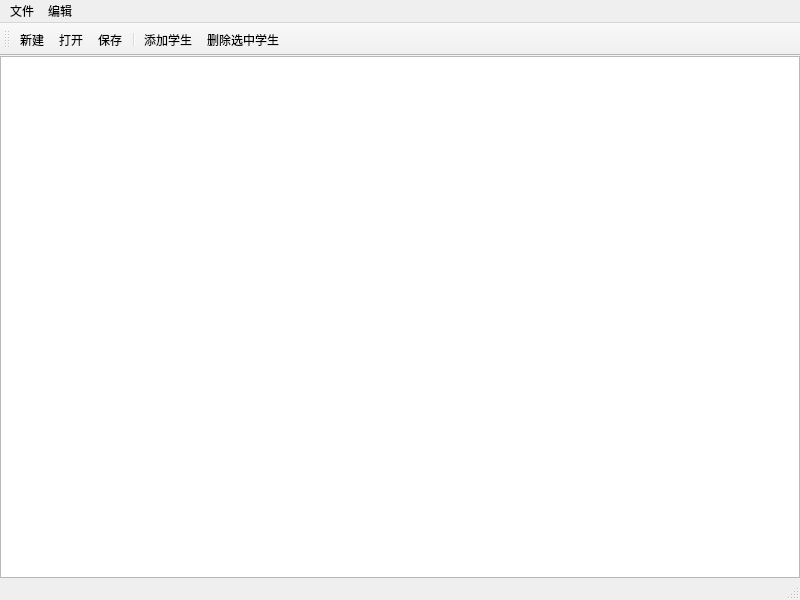
This is Chap07InformationSystem/pyqt/main.ui in royqh1979/programming_with_python as Qt 5 draws it before an edit. The edited form follows.
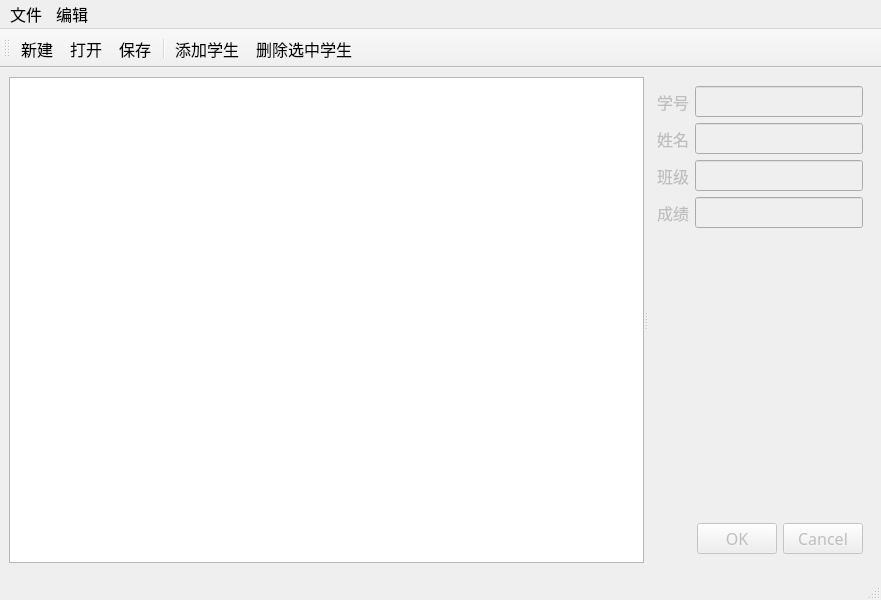
This is the edited form. Icons and pictures are not drawn.

Commit message: * 更新pyqt版成绩管理系统（未完成）

The edit to the form file:
```diff
--- a/Chap07InformationSystem/pyqt/main.ui
+++ b/Chap07InformationSystem/pyqt/main.ui
@@ -6,32 +6,172 @@
    <rect>
     <x>0</x>
     <y>0</y>
-    <width>800</width>
+    <width>881</width>
     <height>600</height>
    </rect>
   </property>
+  <property name="font">
+   <font>
+    <family>微软雅黑</family>
+    <pointsize>12</pointsize>
+   </font>
+  </property>
   <property name="windowTitle">
    <string>MainWindow</string>
   </property>
   <widget class="QWidget" name="centralwidget">
    <layout class="QVBoxLayout" name="verticalLayout">
-    <property name="spacing">
-     <number>0</number>
-    </property>
-    <property name="leftMargin">
-     <number>0</number>
-    </property>
-    <property name="topMargin">
-     <number>0</number>
-    </property>
-    <property name="rightMargin">
-     <number>0</number>
-    </property>
-    <property name="bottomMargin">
-     <number>0</number>
-    </property>
     <item>
-     <widget class="QTableView" name="tableView"/>
+     <widget class="QSplitter" name="splitter">
+      <property name="orientation">
+       <enum>Qt::Horizontal</enum>
+      </property>
+      <property name="opaqueResize">
+       <bool>false</bool>
+      </property>
+      <property name="childrenCollapsible">
+       <bool>false</bool>
+      </property>
+      <widget class="QTableView" name="tblStudents">
+       <property name="sizePolicy">
+        <sizepolicy hsizetype="Expanding" vsizetype="Expanding">
+         <horstretch>1</horstretch>
+         <verstretch>0</verstretch>
+        </sizepolicy>
+       </property>
+       <property name="minimumSize">
+        <size>
+         <width>200</width>
+         <height>0</height>
+        </size>
+       </property>
+      </widget>
+      <widget class="QWidget" name="editor" native="true">
+       <property name="enabled">
+        <bool>false</bool>
+       </property>
+       <property name="sizePolicy">
+        <sizepolicy hsizetype="Preferred" vsizetype="Preferred">
+         <horstretch>0</horstretch>
+         <verstretch>0</verstretch>
+        </sizepolicy>
+       </property>
+       <property name="minimumSize">
+        <size>
+         <width>220</width>
+         <height>0</height>
+        </size>
+       </property>
+       <property name="baseSize">
+        <size>
+         <width>220</width>
+         <height>0</height>
+        </size>
+       </property>
+       <layout class="QVBoxLayout" name="verticalLayout_2">
+        <item>
+         <widget class="QWidget" name="widget_4" native="true">
+          <layout class="QFormLayout" name="formLayout">
+           <item row="0" column="0">
+            <widget class="QLabel" name="label">
+             <property name="text">
+              <string>学号</string>
+             </property>
+            </widget>
+           </item>
+           <item row="0" column="1">
+            <widget class="QLineEdit" name="txtId"/>
+           </item>
+           <item row="1" column="0">
+            <widget class="QLabel" name="label_2">
+             <property name="text">
+              <string>姓名</string>
+             </property>
+            </widget>
+           </item>
+           <item row="1" column="1">
+            <widget class="QLineEdit" name="txtName"/>
+           </item>
+           <item row="2" column="0">
+            <widget class="QLabel" name="label_3">
+             <property name="text">
+              <string>班级</string>
+             </property>
+            </widget>
+           </item>
+           <item row="2" column="1">
+            <widget class="QLineEdit" name="txtClass"/>
+           </item>
+           <item row="3" column="0">
+            <widget class="QLabel" name="label_4">
+             <property name="text">
+              <string>成绩</string>
+             </property>
+            </widget>
+           </item>
+           <item row="3" column="1">
+            <widget class="QLineEdit" name="txtScore"/>
+           </item>
+          </layout>
+         </widget>
+        </item>
+        <item>
+         <spacer name="verticalSpacer">
+          <property name="orientation">
+           <enum>Qt::Vertical</enum>
+          </property>
+          <property name="sizeHint" stdset="0">
+           <size>
+            <width>20</width>
+            <height>271</height>
+           </size>
+          </property>
+         </spacer>
+        </item>
+        <item>
+         <widget class="QWidget" name="widget_2" native="true">
+          <layout class="QHBoxLayout" name="horizontalLayout_2">
+           <item>
+            <spacer name="horizontalSpacer">
+             <property name="orientation">
+              <enum>Qt::Horizontal</enum>
+             </property>
+             <property name="sizeHint" stdset="0">
+              <size>
+               <width>40</width>
+               <height>20</height>
+              </size>
+             </property>
+            </spacer>
+           </item>
+           <item>
+            <widget class="QPushButton" name="btnOK">
+             <property name="text">
+              <string>OK</string>
+             </property>
+             <property name="icon">
+              <iconset>
+               <normaloff>resources/icons/dialog-ok-apply.svg</normaloff>resources/icons/dialog-ok-apply.svg</iconset>
+             </property>
+            </widget>
+           </item>
+           <item>
+            <widget class="QPushButton" name="btnCancel">
+             <property name="text">
+              <string>Cancel</string>
+             </property>
+             <property name="icon">
+              <iconset>
+               <normaloff>resources/icons/dialog-cancel.svg</normaloff>resources/icons/dialog-cancel.svg</iconset>
+             </property>
+            </widget>
+           </item>
+          </layout>
+         </widget>
+        </item>
+       </layout>
+      </widget>
+     </widget>
     </item>
    </layout>
   </widget>
@@ -40,8 +180,8 @@
     <rect>
      <x>0</x>
      <y>0</y>
-     <width>800</width>
-     <height>26</height>
+     <width>881</width>
+     <height>27</height>
     </rect>
    </property>
    <widget class="QMenu" name="menu">
```
The commit also changes 2 other files.
